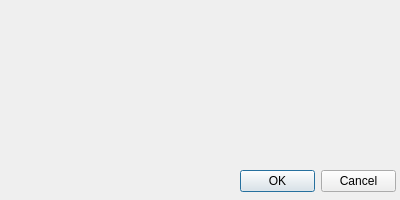
The window that agg_button/ui/dialog.ui (AlexanderGrigoryev/pyqgis) describes before a commit, drawn with Qt 5.
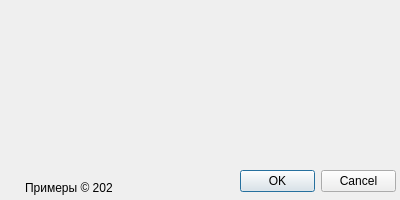
The same window after the commit.

```diff
--- a/agg_button/ui/dialog.ui
+++ b/agg_button/ui/dialog.ui
@@ -44,6 +44,44 @@
     <set>QDialogButtonBox::Cancel|QDialogButtonBox::Ok</set>
    </property>
   </widget>
+  <widget class="QWidget" name="">
+   <property name="geometry">
+    <rect>
+     <x>3</x>
+     <y>179</y>
+     <width>109</width>
+     <height>18</height>
+    </rect>
+   </property>
+   <layout class="QHBoxLayout" name="logoLayout">
+    <item>
+     <widget class="QLabel" name="logo">
+      <property name="minimumSize">
+       <size>
+        <width>16</width>
+        <height>16</height>
+       </size>
+      </property>
+      <property name="maximumSize">
+       <size>
+        <width>16</width>
+        <height>16</height>
+       </size>
+      </property>
+      <property name="text">
+       <string/>
+      </property>
+     </widget>
+    </item>
+    <item>
+     <widget class="QLabel" name="copyright">
+      <property name="text">
+       <string>Примеры © 2020</string>
+      </property>
+     </widget>
+    </item>
+   </layout>
+  </widget>
  </widget>
  <resources/>
  <connections>
```
